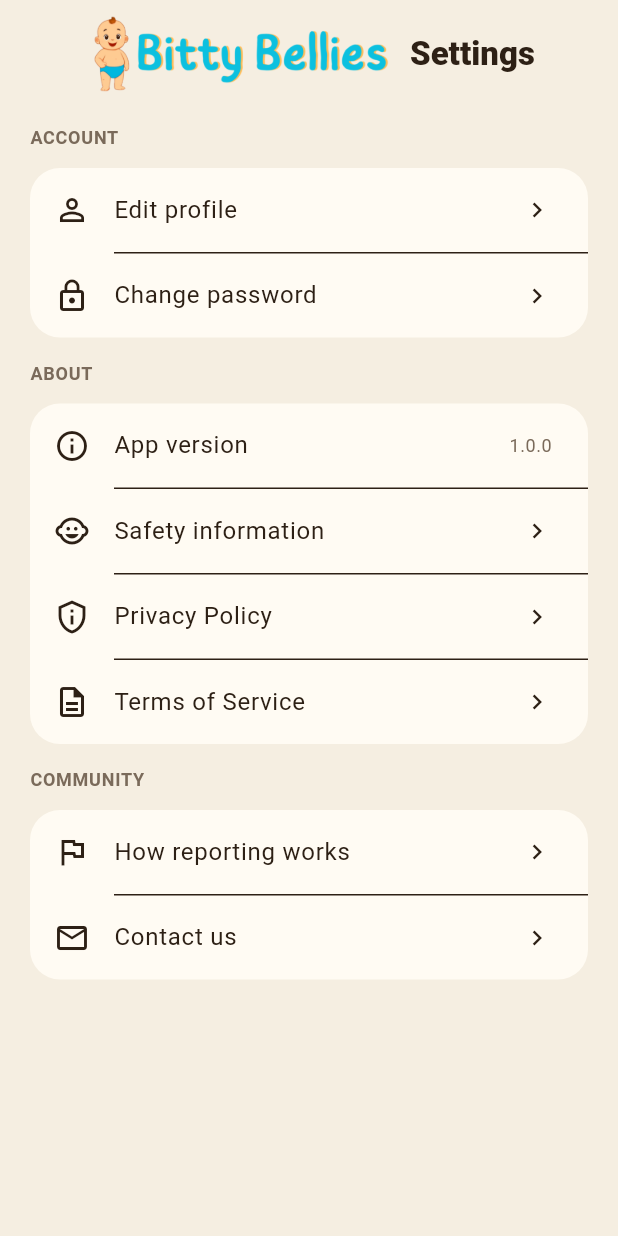
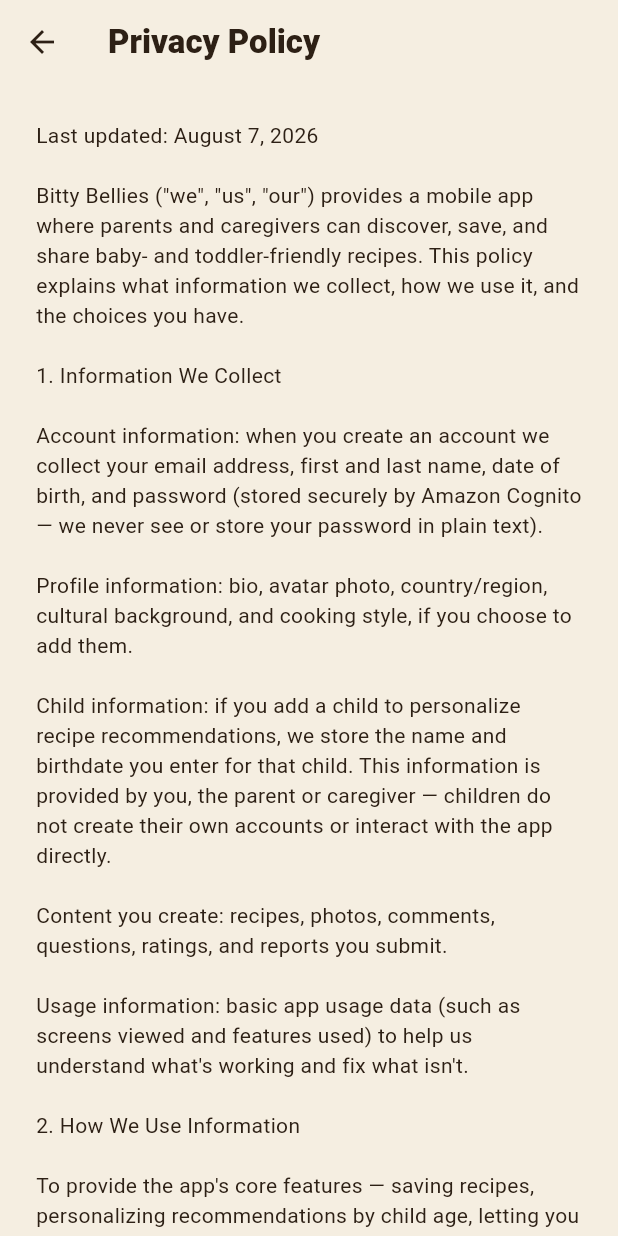
Before and after one commit to amilifedigitalsolutions/bitty-bellies-app, a Flutter app: the SettingsScreen screen opened by its route, after a tap on "Privacy Policy", on a phone screen of 412 x 824 dp. Run offline on Flutter 3.47's test engine with Material 3 defaults, Android fonts, the phone set to English and light mode, and no system bars; our stand-ins replace cached_network_image, equatable, flutter_riverpod, go_router, image_picker, share_plus and 1 more; missing offline and left inert: amplify_api, amplify_auth_cognito, amplify_flutter, amplify_storage_s3; Roboto replaces fonts that are missing (Nunito).

Commit message:
docs: log production-readiness backlog, wire up Privacy Policy & Terms
Adds an in-app Privacy Policy and Terms of Service (draft copy tailored
to what the app actually collects — account info, optional child
profiles entered by the parent, user-generated recipe content — not
lawyer-reviewed yet). Both stores require a working policy link before
they'll approve a listing, so Settings' two dead stubs and the sign-up
consent text now link to real screens instead of doing nothing.

Also records the rest of the production-readiness audit (SES sandbox
status, missing PITR on 6 tables, no CI/tests, no crash reporting, no
moderator workflow, etc.) in README.md so it isn't lost.

Co-Authored-By: Claude Sonnet 5 <noreply@anthropic.com>

```diff
--- /dev/null
+++ b/lib/core/constants/legal_text.dart
@@ -0,0 +1,112 @@
+// Draft legal copy for the in-app Privacy Policy and Terms of Service
+// screens. This is a starting point tailored to what the app actually
+// does (AWS-backed storage, community recipe content, optional child
+// profiles entered by the parent, opt-in marketing email) — it has not
+// been reviewed by a lawyer and should be before shipping to real users.
+class LegalText {
+  LegalText._();
+
+  static const String lastUpdated = 'August 7, 2026';
+
+  static const String privacyPolicy = '''
+Last updated: $lastUpdated
+
+Bitty Bellies ("we", "us", "our") provides a mobile app where parents and caregivers can discover, save, and share baby- and toddler-friendly recipes. This policy explains what information we collect, how we use it, and the choices you have.
+
+1. Information We Collect
+
+Account information: when you create an account we collect your email address, first and last name, date of birth, and password (stored securely by Amazon Cognito — we never see or store your password in plain text).
+
+Profile information: bio, avatar photo, country/region, cultural background, and cooking style, if you choose to add them.
+
+Child information: if you add a child to personalize recipe recommendations, we store the name and birthdate you enter for that child. This information is provided by you, the parent or caregiver — children do not create their own accounts or interact with the app directly.
+
+Content you create: recipes, photos, comments, questions, ratings, and reports you submit.
+
+Usage information: basic app usage data (such as screens viewed and features used) to help us understand what's working and fix what isn't.
+
+2. How We Use Information
+
+To provide the app's core features — saving recipes, personalizing recommendations by child age, letting you share and discover recipes from other parents.
+
+To send you a welcome email when you sign up, and — only if you opt in at sign-up — occasional recipe inspiration, brand updates, or promotional email. You can unsubscribe at any time via the link in any marketing email.
+
+To keep the community safe — reviewing reports of inappropriate content and enforcing our Terms of Service.
+
+To improve the app based on aggregate usage patterns.
+
+3. How Information Is Stored and Shared
+
+Your information is stored on Amazon Web Services (AWS) infrastructure (Cognito, AppSync, DynamoDB, and S3). We do not sell your personal information to third parties. We share information only with service providers who help us run the app (such as AWS) and only to the extent needed to provide the service.
+
+Recipes, comments, and other content you choose to post publicly are visible to other users of the app. Your child's name and birthdate are never shown publicly — they're used only to personalize your own experience.
+
+4. Children's Privacy
+
+Bitty Bellies is intended for use by parents and caregivers who are at least 13 years old. The app is not directed to children, and we do not knowingly collect personal information directly from children. Information about a child (name, birthdate) is entered by the parent or caregiver account holder for their own use in personalizing recommendations.
+
+5. Your Choices
+
+You can edit or delete your profile information at any time from the app. You can opt out of marketing email at any time. To request deletion of your account and associated data, contact us using the details below.
+
+6. Security
+
+We use industry-standard safeguards (including AWS-managed encryption and authentication) to protect your information. No method of storage or transmission is 100% secure, so we can't guarantee absolute security.
+
+7. Changes to This Policy
+
+We may update this policy from time to time. If we make material changes, we'll let you know in the app or by email.
+
+8. Contact Us
+
+Questions about this policy? Email us at support@bittybellies.com.
+''';
+
+  static const String termsOfService = '''
+Last updated: $lastUpdated
+
+These Terms of Service ("Terms") govern your use of the Bitty Bellies app. By creating an account, you agree to these Terms.
+
+1. Eligibility
+
+You must be at least 13 years old to create a Bitty Bellies account. If you're adding information about your child, you must be their parent or legal guardian.
+
+2. Your Account
+
+You're responsible for keeping your login credentials secure and for all activity under your account. Provide accurate information when you sign up.
+
+3. Community Content
+
+You retain ownership of the recipes, photos, comments, and other content you post ("Your Content"). By posting, you grant Bitty Bellies a non-exclusive, worldwide, royalty-free license to host, display, and distribute Your Content within the app so other users can discover it.
+
+You agree not to post content that is illegal, hateful, harassing, infringes someone else's rights, or is spam.
+
+4. Safety Disclaimer
+
+Recipes and feeding suggestions on Bitty Bellies are shared by community members, not medical or nutrition professionals. They are not medical advice. Always consult your pediatrician or health visitor before introducing new foods, and pay close attention to allergen and choking-hazard information — you know your child's needs best.
+
+5. Reporting and Moderation
+
+If you see content that violates these Terms, please report it using the flag icon. We may remove content or suspend accounts that violate these Terms at our discretion.
+
+6. Termination
+
+You may stop using the app and delete your account at any time. We may suspend or terminate accounts that violate these Terms.
+
+7. Disclaimers
+
+The app is provided "as is" without warranties of any kind. We don't guarantee that recipes shared by the community are accurate, safe for every child, or free of errors.
+
+8. Limitation of Liability
+
+To the fullest extent permitted by law, Bitty Bellies is not liable for any indirect, incidental, or consequential damages arising from your use of the app.
+
+9. Changes to These Terms
+
+We may update these Terms from time to time. Continuing to use the app after changes take effect means you accept the updated Terms.
+
+10. Contact Us
+
+Questions about these Terms? Email us at support@bittybellies.com.
+''';
+}
--- a/lib/core/router/app_router.dart
+++ b/lib/core/router/app_router.dart
@@ -15,8 +15,10 @@ import '../../presentation/search/screens/search_screen.dart';
 import '../../presentation/upload/screens/upload_recipe_screen.dart';
 import '../../presentation/profile/screens/profile_screen.dart';
 import '../../presentation/profile/screens/saved_recipes_screen.dart';
+import '../../presentation/settings/screens/legal_document_screen.dart';
 import '../../presentation/settings/screens/settings_screen.dart';
 import '../../presentation/splash/splash_screen.dart';
+import '../constants/legal_text.dart';
 
 final routerProvider = Provider<GoRouter>((ref) {
   return GoRouter(
@@ -78,6 +80,16 @@ final routerProvider = Provider<GoRouter>((ref) {
 
       // Guided search wizard, reached from Home
       GoRoute(path: '/guided-search', builder: (_, __) => const GuidedSearchWizardScreen()),
+
+      // Legal
+      GoRoute(
+        path: '/privacy-policy',
+        builder: (_, __) => const LegalDocumentScreen(title: 'Privacy Policy', body: LegalText.privacyPolicy),
+      ),
+      GoRoute(
+        path: '/terms-of-service',
+        builder: (_, __) => const LegalDocumentScreen(title: 'Terms of Service', body: LegalText.termsOfService),
+      ),
     ],
     errorBuilder: (context, state) => Scaffold(
       body: Center(child: Text('Page not found: ${state.error}')),
--- a/lib/presentation/auth/screens/register_screen.dart
+++ b/lib/presentation/auth/screens/register_screen.dart
@@ -1,3 +1,4 @@
+import 'package:flutter/gestures.dart';
 import 'package:flutter/material.dart';
 import 'package:flutter_riverpod/flutter_riverpod.dart';
 import 'package:go_router/go_router.dart';
@@ -30,6 +31,15 @@ class _RegisterScreenState extends ConsumerState<RegisterScreen> {
   // opt-out, both as good practice and because it's what we told AWS SES
   // we do when requesting production sending access.
   bool _marketingOptIn = false;
+  late final TapGestureRecognizer _termsRecognizer;
+  late final TapGestureRecognizer _privacyRecognizer;
+
+  @override
+  void initState() {
+    super.initState();
+    _termsRecognizer = TapGestureRecognizer()..onTap = () => context.push('/terms-of-service');
+    _privacyRecognizer = TapGestureRecognizer()..onTap = () => context.push('/privacy-policy');
+  }
 
   @override
   void dispose() {
@@ -39,6 +49,8 @@ class _RegisterScreenState extends ConsumerState<RegisterScreen> {
     _emailCtrl.dispose();
     _passwordCtrl.dispose();
     _confirmCtrl.dispose();
+    _termsRecognizer.dispose();
+    _privacyRecognizer.dispose();
     super.dispose();
   }
 
@@ -315,9 +327,25 @@ class _RegisterScreenState extends ConsumerState<RegisterScreen> {
                 ),
 
                 const SizedBox(height: 24),
-                Text(
-                  'By creating an account, you agree to our Terms of Service and Privacy Policy.',
-                  style: Theme.of(context).textTheme.bodySmall,
+                Text.rich(
+                  TextSpan(
+                    style: Theme.of(context).textTheme.bodySmall,
+                    children: [
+                      const TextSpan(text: 'By creating an account, you agree to our '),
+                      TextSpan(
+                        text: 'Terms of Service',
+                        style: const TextStyle(color: AppColors.logoBlue, fontWeight: FontWeight.w600),
+                        recognizer: _termsRecognizer,
+                      ),
+                      const TextSpan(text: ' and '),
+                      TextSpan(
+                        text: 'Privacy Policy',
+                        style: const TextStyle(color: AppColors.logoBlue, fontWeight: FontWeight.w600),
+                        recognizer: _privacyRecognizer,
+                      ),
+                      const TextSpan(text: '.'),
+                    ],
+                  ),
                   textAlign: TextAlign.center,
                 ),
               ],
--- /dev/null
+++ b/lib/presentation/settings/screens/legal_document_screen.dart
@@ -0,0 +1,20 @@
+import 'package:flutter/material.dart';
+
+class LegalDocumentScreen extends StatelessWidget {
+  final String title;
+  final String body;
+  const LegalDocumentScreen({super.key, required this.title, required this.body});
+
+  @override
+  Widget build(BuildContext context) {
+    return Scaffold(
+      appBar: AppBar(title: Text(title)),
+      body: SafeArea(
+        child: SingleChildScrollView(
+          padding: const EdgeInsets.all(24),
+          child: Text(body, style: Theme.of(context).textTheme.bodyMedium),
+        ),
+      ),
+    );
+  }
+}
--- a/lib/presentation/settings/screens/settings_screen.dart
+++ b/lib/presentation/settings/screens/settings_screen.dart
@@ -40,8 +40,8 @@ class SettingsScreen extends ConsumerWidget {
                 ),
               );
             }),
-            _Tile(icon: Icons.privacy_tip_outlined, label: 'Privacy Policy', onTap: () {}),
-            _Tile(icon: Icons.description_outlined, label: 'Terms of Service', onTap: () {}),
+            _Tile(icon: Icons.privacy_tip_outlined, label: 'Privacy Policy', onTap: () => context.push('/privacy-policy')),
+            _Tile(icon: Icons.description_outlined, label: 'Terms of Service', onTap: () => context.push('/terms-of-service')),
           ]),
           _Section(title: 'Community', tiles: [
             _Tile(icon: Icons.flag_outlined, label: 'How reporting works', onTap: () {
```
Also changed, not shown: 1 other file.
